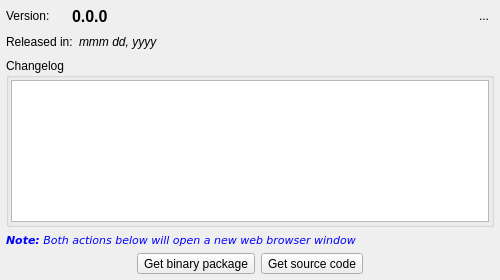
Before: the Qt Designer form libpgmodeler_ui/ui/updatenotifierwidget.ui in pgmodeler/pgmodeler, drawn with Qt 5.
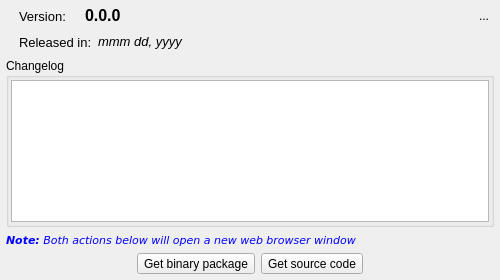
After: the same form once the commit is applied. Icons and pictures are not drawn.

Patch:
```diff
--- a/libpgmodeler_ui/ui/updatenotifierwidget.ui
+++ b/libpgmodeler_ui/ui/updatenotifierwidget.ui
@@ -55,7 +55,7 @@
      <property name="frameShadow">
       <enum>QFrame::Raised</enum>
      </property>
-     <layout class="QVBoxLayout" name="verticalLayout_3">
+     <layout class="QGridLayout" name="gridLayout">
       <property name="leftMargin">
        <number>6</number>
       </property>
@@ -68,134 +68,101 @@
       <property name="bottomMargin">
        <number>6</number>
       </property>
-      <item>
-       <layout class="QHBoxLayout" name="horizontalLayout_2">
+      <item row="4" column="0" colspan="2">
+       <layout class="QHBoxLayout" name="horizontalLayout">
         <item>
-         <widget class="QLabel" name="version_lbl">
-          <property name="sizePolicy">
-           <sizepolicy hsizetype="Preferred" vsizetype="Preferred">
-            <horstretch>0</horstretch>
-            <verstretch>0</verstretch>
-           </sizepolicy>
+         <spacer name="horizontalSpacer_2">
+          <property name="orientation">
+           <enum>Qt::Horizontal</enum>
           </property>
-          <property name="minimumSize">
+          <property name="sizeHint" stdset="0">
            <size>
-            <width>60</width>
+            <width>40</width>
             <height>20</height>
            </size>
           </property>
-          <property name="maximumSize">
+         </spacer>
+        </item>
+        <item>
+         <widget class="QToolButton" name="get_binary_tb">
+          <property name="minimumSize">
            <size>
-            <width>16777215</width>
-            <height>16777215</height>
+            <width>0</width>
+            <height>0</height>
            </size>
           </property>
+          <property name="toolTip">
+           <string>Show raw text errors or information.</string>
+          </property>
           <property name="text">
-           <string>Version:</string>
+           <string>Get binary package</string>
           </property>
-         </widget>
-        </item>
-        <item>
-         <widget class="QLabel" name="ver_num_lbl">
-          <property name="sizePolicy">
-           <sizepolicy hsizetype="Expanding" vsizetype="Preferred">
-            <horstretch>0</horstretch>
-            <verstretch>0</verstretch>
-           </sizepolicy>
+          <property name="icon">
+           <iconset resource="../res/resources.qrc">
+            <normaloff>:/icones/icones/dl_binary.png</normaloff>:/icones/icones/dl_binary.png</iconset>
           </property>
-          <property name="font">
-           <font>
-            <pointsize>12</pointsize>
-            <weight>75</weight>
-            <bold>true</bold>
-           </font>
+          <property name="iconSize">
+           <size>
+            <width>22</width>
+            <height>22</height>
+           </size>
           </property>
-          <property name="text">
-           <string>0.0.0</string>
+          <property name="checkable">
+           <bool>false</bool>
           </property>
+          <property name="toolButtonStyle">
+           <enum>Qt::ToolButtonTextBesideIcon</enum>
+          </property>
          </widget>
         </item>
         <item>
-         <widget class="QToolButton" name="hide_tb">
+         <widget class="QToolButton" name="get_source_tb">
           <property name="minimumSize">
            <size>
-            <width>20</width>
-            <height>20</height>
+            <width>0</width>
+            <height>0</height>
            </size>
           </property>
-          <property name="maximumSize">
-           <size>
-            <width>20</width>
-            <height>20</height>
-           </size>
-          </property>
           <property name="toolTip">
-           <string>Hide this widget</string>
+           <string>Show raw text errors or information.</string>
           </property>
           <property name="text">
-           <string>...</string>
+           <string>Get source code</string>
           </property>
           <property name="icon">
            <iconset resource="../res/resources.qrc">
-            <normaloff>:/icones/icones/fechar1.png</normaloff>:/icones/icones/fechar1.png</iconset>
+            <normaloff>:/icones/icones/dl_source.png</normaloff>:/icones/icones/dl_source.png</iconset>
           </property>
-          <property name="autoRaise">
-           <bool>true</bool>
-          </property>
-         </widget>
-        </item>
-       </layout>
-      </item>
-      <item>
-       <layout class="QHBoxLayout" name="horizontalLayout_3">
-        <item>
-         <widget class="QLabel" name="date_lbl">
-          <property name="sizePolicy">
-           <sizepolicy hsizetype="Preferred" vsizetype="Preferred">
-            <horstretch>0</horstretch>
-            <verstretch>0</verstretch>
-           </sizepolicy>
-          </property>
-          <property name="minimumSize">
+          <property name="iconSize">
            <size>
-            <width>60</width>
-            <height>20</height>
+            <width>22</width>
+            <height>22</height>
            </size>
           </property>
-          <property name="maximumSize">
-           <size>
-            <width>16777215</width>
-            <height>16777215</height>
-           </size>
+          <property name="checkable">
+           <bool>false</bool>
           </property>
-          <property name="text">
-           <string>Released in:</string>
+          <property name="toolButtonStyle">
+           <enum>Qt::ToolButtonTextBesideIcon</enum>
           </property>
          </widget>
         </item>
         <item>
-         <widget class="QLabel" name="ver_date_lbl">
-          <property name="sizePolicy">
-           <sizepolicy hsizetype="Expanding" vsizetype="Preferred">
-            <horstretch>0</horstretch>
-            <verstretch>0</verstretch>
-           </sizepolicy>
+         <spacer name="horizontalSpacer">
+          <property name="orientation">
+           <enum>Qt::Horizontal</enum>
           </property>
-          <property name="font">
-           <font>
-            <weight>50</weight>
-            <italic>true</italic>
-            <bold>false</bold>
-           </font>
+          <property name="sizeHint" stdset="0">
+           <size>
+            <width>40</width>
+            <height>20</height>
+           </size>
           </property>
-          <property name="text">
-           <string>mmm dd, yyyy</string>
-          </property>
-         </widget>
+         </spacer>
         </item>
        </layout>
       </item>
-      <item>
+      <item row="2" column="0" colspan="2">
        <widget class="QGroupBox" name="changelog_gb">
         <property name="title">
          <string>Changelog</string>
@@ -243,7 +210,7 @@
         </layout>
        </widget>
       </item>
-      <item>
+      <item row="3" column="0" colspan="2">
        <widget class="QLabel" name="recv_tab_hint_lbl">
         <property name="enabled">
          <bool>true</bool>
@@ -309,97 +276,166 @@
         </property>
        </widget>
       </item>
-      <item>
-       <layout class="QHBoxLayout" name="horizontalLayout">
+      <item row="1" column="1">
+       <layout class="QHBoxLayout" name="horizontalLayout_3">
         <item>
-         <spacer name="horizontalSpacer_2">
-          <property name="orientation">
-           <enum>Qt::Horizontal</enum>
+         <widget class="QLabel" name="date_lbl">
+          <property name="sizePolicy">
+           <sizepolicy hsizetype="Preferred" vsizetype="Fixed">
+            <horstretch>0</horstretch>
+            <verstretch>0</verstretch>
+           </sizepolicy>
           </property>
-          <property name="sizeHint" stdset="0">
+          <property name="minimumSize">
            <size>
-            <width>40</width>
+            <width>60</width>
             <height>20</height>
            </size>
           </property>
-         </spacer>
-        </item>
-        <item>
-         <widget class="QToolButton" name="get_binary_tb">
-          <property name="minimumSize">
+          <property name="maximumSize">
            <size>
-            <width>0</width>
-            <height>0</height>
+            <width>16777215</width>
+            <height>16777215</height>
            </size>
           </property>
-          <property name="toolTip">
-           <string>Show raw text errors or information.</string>
+          <property name="font">
+           <font>
+            <pointsize>10</pointsize>
+           </font>
           </property>
           <property name="text">
-           <string>Get binary package</string>
+           <string>Released in:</string>
           </property>
-          <property name="icon">
-           <iconset resource="../res/resources.qrc">
-            <normaloff>:/icones/icones/dl_binary.png</normaloff>:/icones/icones/dl_binary.png</iconset>
+         </widget>
+        </item>
+        <item>
+         <widget class="QLabel" name="ver_date_lbl">
+          <property name="sizePolicy">
+           <sizepolicy hsizetype="Expanding" vsizetype="Fixed">
+            <horstretch>0</horstretch>
+            <verstretch>0</verstretch>
+           </sizepolicy>
           </property>
-          <property name="iconSize">
-           <size>
-            <width>22</width>
-            <height>22</height>
-           </size>
+          <property name="font">
+           <font>
+            <pointsize>10</pointsize>
+            <weight>50</weight>
+            <italic>true</italic>
+            <bold>false</bold>
+           </font>
           </property>
-          <property name="checkable">
-           <bool>false</bool>
+          <property name="text">
+           <string>mmm dd, yyyy</string>
           </property>
-          <property name="toolButtonStyle">
-           <enum>Qt::ToolButtonTextBesideIcon</enum>
-          </property>
          </widget>
         </item>
+       </layout>
+      </item>
+      <item row="0" column="0" rowspan="2">
+       <widget class="QLabel" name="label">
+        <property name="sizePolicy">
+         <sizepolicy hsizetype="Fixed" vsizetype="Fixed">
+          <horstretch>0</horstretch>
+          <verstretch>0</verstretch>
+         </sizepolicy>
+        </property>
+        <property name="maximumSize">
+         <size>
+          <width>48</width>
+          <height>48</height>
+         </size>
+        </property>
+        <property name="text">
+         <string/>
+        </property>
+        <property name="pixmap">
+         <pixmap resource="../res/resources.qrc">:/icones/icones/update.png</pixmap>
+        </property>
+        <property name="scaledContents">
+         <bool>false</bool>
+        </property>
+       </widget>
+      </item>
+      <item row="0" column="1">
+       <layout class="QHBoxLayout" name="horizontalLayout_2">
         <item>
-         <widget class="QToolButton" name="get_source_tb">
+         <widget class="QLabel" name="version_lbl">
+          <property name="sizePolicy">
+           <sizepolicy hsizetype="Preferred" vsizetype="Fixed">
+            <horstretch>0</horstretch>
+            <verstretch>0</verstretch>
+           </sizepolicy>
+          </property>
           <property name="minimumSize">
            <size>
-            <width>0</width>
-            <height>0</height>
+            <width>60</width>
+            <height>20</height>
            </size>
           </property>
-          <property name="toolTip">
-           <string>Show raw text errors or information.</string>
+          <property name="maximumSize">
+           <size>
+            <width>16777215</width>
+            <height>16777215</height>
+           </size>
           </property>
+          <property name="font">
+           <font>
+            <pointsize>10</pointsize>
+           </font>
+          </property>
           <property name="text">
-           <string>Get source code</string>
+           <string>Version:</string>
           </property>
-          <property name="icon">
-           <iconset resource="../res/resources.qrc">
-            <normaloff>:/icones/icones/dl_source.png</normaloff>:/icones/icones/dl_source.png</iconset>
+         </widget>
+        </item>
+        <item>
+         <widget class="QLabel" name="ver_num_lbl">
+          <property name="sizePolicy">
+           <sizepolicy hsizetype="Expanding" vsizetype="Fixed">
+            <horstretch>0</horstretch>
+            <verstretch>0</verstretch>
+           </sizepolicy>
           </property>
-          <property name="iconSize">
-           <size>
-            <width>22</width>
-            <height>22</height>
-           </size>
+          <property name="font">
+           <font>
+            <pointsize>12</pointsize>
+            <weight>75</weight>
+            <bold>true</bold>
+           </font>
           </property>
-          <property name="checkable">
-           <bool>false</bool>
+          <property name="text">
+           <string>0.0.0</string>
           </property>
-          <property name="toolButtonStyle">
-           <enum>Qt::ToolButtonTextBesideIcon</enum>
-          </property>
          </widget>
         </item>
         <item>
-         <spacer name="horizontalSpacer">
-          <property name="orientation">
-           <enum>Qt::Horizontal</enum>
+         <widget class="QToolButton" name="hide_tb">
+          <property name="minimumSize">
+           <size>
+            <width>20</width>
+            <height>20</height>
+           </size>
           </property>
-          <property name="sizeHint" stdset="0">
+          <property name="maximumSize">
            <size>
-            <width>40</width>
+            <width>20</width>
             <height>20</height>
            </size>
           </property>
-         </spacer>
+          <property name="toolTip">
+           <string>Hide this widget</string>
+          </property>
+          <property name="text">
+           <string>...</string>
+          </property>
+          <property name="icon">
+           <iconset resource="../res/resources.qrc">
+            <normaloff>:/icones/icones/fechar1.png</normaloff>:/icones/icones/fechar1.png</iconset>
+          </property>
+          <property name="autoRaise">
+           <bool>true</bool>
+          </property>
+         </widget>
         </item>
        </layout>
       </item>
```
